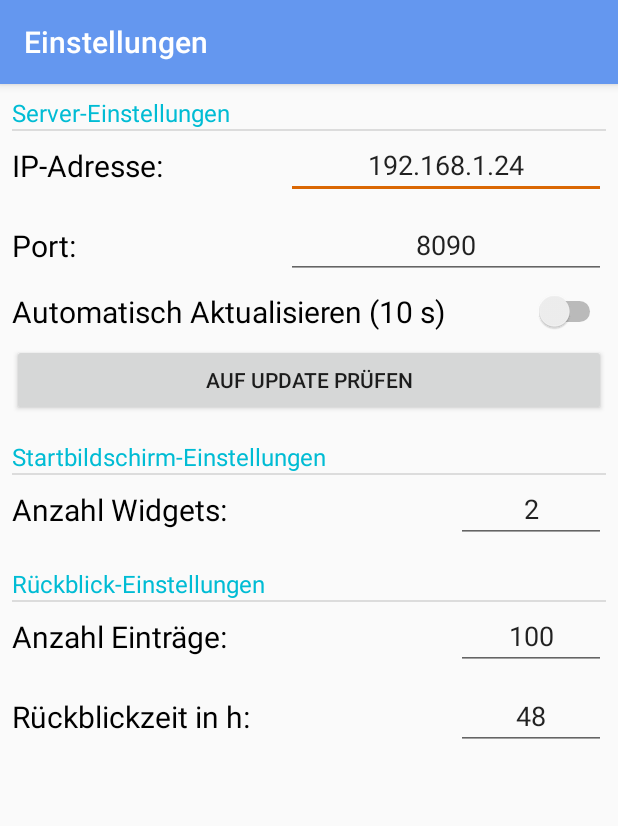
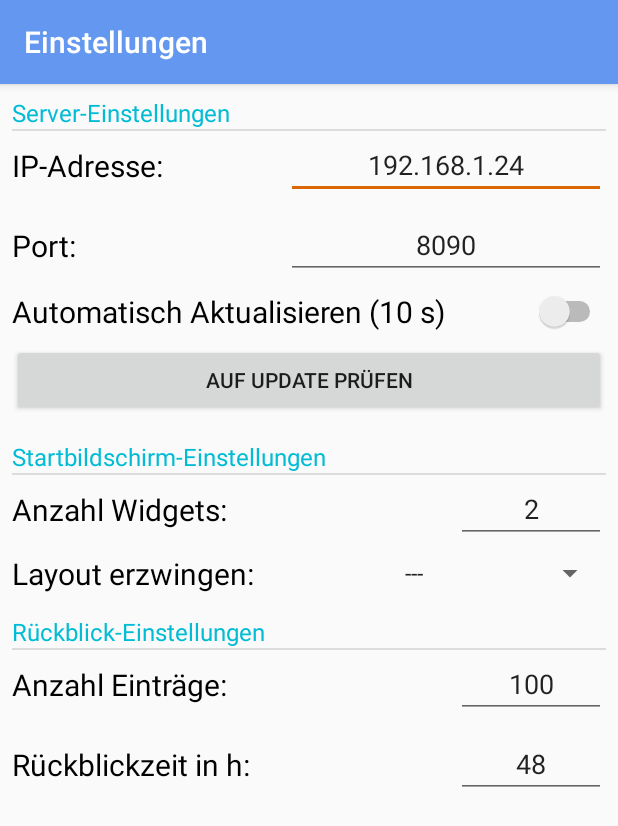
Before and after one commit to maxkofler/HomeNet-App, an Android app: the Settings screen opened directly, with no data from a screen before it, on a phone screen of 412 x 824 dp. Shown: the top 826 px of the screen. Run offline under Robolectric (Android 15) with nearby library versions, the phone set to English and light mode, and no system bars.

Commit message:
Added forcing of layout modes Switched to V0.0.8

```diff
--- a/app/build.gradle
+++ b/app/build.gradle
@@ -8,8 +8,8 @@ android {
         applicationId 'sdt.maxkofler.homenet'
         minSdkVersion 24
         targetSdkVersion 28
-        versionCode 7
-        versionName '0.0.7'
+        versionCode 8
+        versionName '0.0.8'
 
         testInstrumentationRunner "androidx.test.runner.AndroidJUnitRunner"
         versionNameSuffix 'beta'
--- a/app/src/main/java/com/example/homenet/Settings.java
+++ b/app/src/main/java/com/example/homenet/Settings.java
@@ -12,12 +12,16 @@ import android.content.SharedPreferences;
 import android.net.Uri;
 import android.os.Bundle;
 import android.view.View;
+import android.widget.ArrayAdapter;
 import android.widget.Button;
 import android.widget.EditText;
+import android.widget.Spinner;
 import android.widget.Switch;
 import android.widget.Toast;
 
 import com.example.homenet.ui.home.HomeFragment;
+
+import java.util.ArrayList;
 
 import static android.content.Intent.FLAG_ACTIVITY_NEW_TASK;
 
@@ -35,6 +39,8 @@ public class Settings extends AppCompatActivity {
     Switch sw_autorefresh;
 
     Button btn_checkUpdate;
+
+    Spinner sp_force_layout;
 
     @Override
     protected void onCreate(Bundle savedInstanceState) {
@@ -55,6 +61,16 @@ public class Settings extends AppCompatActivity {
         sw_autorefresh = findViewById(R.id.sw_autorefresh);
 
         btn_checkUpdate = findViewById(R.id.btn_checkUpdate);
+
+        sp_force_layout = findViewById(R.id.sp_force_layout);
+
+        ArrayList<String> arrayList = new ArrayList<>();
+        arrayList.add("---");
+        arrayList.add("Portrait");
+        arrayList.add("Landscape");
+        ArrayAdapter<String> arrayAdapter = new ArrayAdapter<String>(this,                         android.R.layout.simple_spinner_item, arrayList);
+        arrayAdapter.setDropDownViewResource(android.R.layout.simple_spinner_dropdown_item);
+        sp_force_layout.setAdapter(arrayAdapter);
 
         loadChanges();
 
@@ -88,6 +104,8 @@ public class Settings extends AppCompatActivity {
         prefseditor.putInt(getString(R.string.key_historyLookBackSec), Integer.parseInt(et_cSecLookBack.getText().toString())*3600);
 
         prefseditor.putBoolean(getString(R.string.key_autorefresh), sw_autorefresh.isChecked());
+
+        prefseditor.putInt(getString(R.string.key_homeForceLayout), sp_force_layout.getSelectedItemPosition());
         prefseditor.commit();
     }
 
@@ -111,6 +129,8 @@ public class Settings extends AppCompatActivity {
         et_cSecLookBack.setText(Integer.toString(preferences.getInt(getString(R.string.key_historyLookBackSec), 48*3600)/3600));
 
         sw_autorefresh.setChecked(preferences.getBoolean(getString(R.string.key_autorefresh), false));
+
+        sp_force_layout.setSelection(preferences.getInt(getString(R.string.key_homeForceLayout), 0));
     }
 
     @Override
--- a/app/src/main/java/com/example/homenet/ui/home/HomeFragment.java
+++ b/app/src/main/java/com/example/homenet/ui/home/HomeFragment.java
@@ -233,7 +233,9 @@ public class HomeFragment extends Fragment {
     //0 = Portrait
     //1 = Landscape
     public int getScreenOrientation(Context context){
-        final int screenOrientation = ((WindowManager)  context.getSystemService(Context.WINDOW_SERVICE)).getDefaultDisplay().getOrientation();
+        int forced = preferences.getInt(getString(R.string.key_homeForceLayout), 0);
+        if (forced == 0) {
+            final int screenOrientation = ((WindowManager) context.getSystemService(Context.WINDOW_SERVICE)).getDefaultDisplay().getOrientation();
             switch (screenOrientation) {
                 case Surface.ROTATION_0:
                     return 0;
@@ -244,5 +246,9 @@ public class HomeFragment extends Fragment {
                 default:
                     return 1;
             }
+        }else{
+            Log.i("homenet-HomeFragment-getScreenOrientation()", "Forced a layout: " + (forced - 1));
+            return forced - 1;
         }
     }
+}
--- a/app/src/main/res/layout/activity_settings.xml
+++ b/app/src/main/res/layout/activity_settings.xml
@@ -55,7 +55,7 @@
                 android:textColor="@color/settings_headers"
                 android:textSize="16sp"
                 app:layout_constraintStart_toStartOf="parent"
-                app:layout_constraintTop_toBottomOf="@+id/et_cTiles" />
+                app:layout_constraintTop_toBottomOf="@+id/sp_force_layout" />
 
             <View
                 android:id="@+id/divider"
@@ -149,6 +149,17 @@
                 app:layout_constraintStart_toStartOf="parent"
                 app:layout_constraintTop_toTopOf="@+id/et_cTiles" />
 
+            <TextView
+                android:id="@+id/tv_cTiles2"
+                style="@style/settings_descs"
+                android:layout_width="wrap_content"
+                android:layout_height="wrap_content"
+                android:layout_marginStart="8dp"
+                android:text="@string/force_home_layout"
+                app:layout_constraintBottom_toBottomOf="@+id/sp_force_layout"
+                app:layout_constraintStart_toStartOf="parent"
+                app:layout_constraintTop_toTopOf="@+id/sp_force_layout" />
+
             <EditText
                 android:id="@+id/et_cTiles"
                 android:layout_width="100dp"
@@ -234,6 +245,15 @@
                 app:layout_constraintStart_toStartOf="parent"
                 app:layout_constraintTop_toBottomOf="@+id/sw_autorefresh" />
 
+            <Spinner
+                android:id="@+id/sp_force_layout"
+                android:layout_width="wrap_content"
+                android:layout_height="wrap_content"
+                android:layout_marginTop="8dp"
+                android:layout_marginEnd="8dp"
+                app:layout_constraintEnd_toEndOf="parent"
+                app:layout_constraintTop_toBottomOf="@+id/et_cTiles" />
+
 
         </androidx.constraintlayout.widget.ConstraintLayout>
     </androidx.core.widget.NestedScrollView>
--- a/app/src/main/res/layout/layout_valueview_landscape.xml
+++ b/app/src/main/res/layout/layout_valueview_landscape.xml
@@ -21,6 +21,7 @@
         android:textColor="#000000"
         android:textSize="70sp"
         app:layout_constraintEnd_toStartOf="@+id/sValue1"
+        app:layout_constraintHorizontal_bias="0.75"
         app:layout_constraintStart_toStartOf="parent"
         app:layout_constraintTop_toTopOf="parent" />
 
@@ -72,6 +73,7 @@
         android:textSize="30sp"
         app:layout_constraintBottom_toBottomOf="@+id/bigValue"
         app:layout_constraintEnd_toEndOf="@+id/sValue1"
+        app:layout_constraintHorizontal_bias="0.75"
         app:layout_constraintStart_toStartOf="@+id/sValue1" />
 
     <TextView
--- a/app/src/main/res/values/strings.xml
+++ b/app/src/main/res/values/strings.xml
@@ -48,6 +48,7 @@
     <string name="key_autorefresh">autorefresh</string>
 
     <string name="key_countTiles">countTiles</string>
+    <string name="key_homeForceLayout">homeForceLayout</string>
 
     <string name="key_countValuesHistory">countHistoryValues</string>
     <string name="key_historyLookBackSec">historyLookBackSec</string>
@@ -73,6 +74,7 @@
     <string name="home_settings">Startbildschirm-Einstellungen</string>
 
     <string name="count_tiles">Anzahl Widgets:</string>
+    <string name="force_home_layout">Layout erzwingen:</string>
 
     //History settings
     <string name="history_settings">Rückblick-Einstellungen</string>
```
Lines whose indentation alone changed are shown as unchanged.
